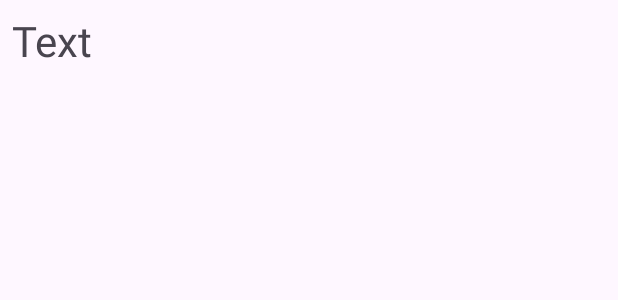
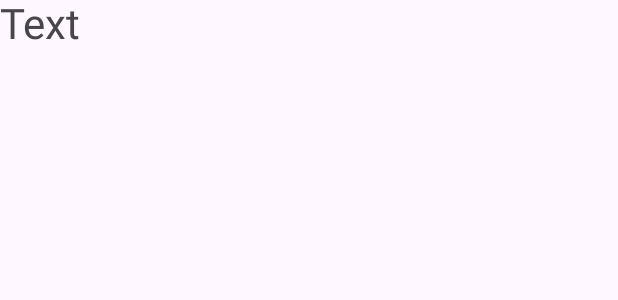
Before and after one commit to Mery-dotcom/HW4.5, an Android app: the layout item_message.xml on its own in the app's theme, with its tools: preview values and no code run, on a phone screen of 412 x 824 dp. Shown: the top 300 px of the screen. Run offline under Robolectric (Android 15) with nearby library versions, the phone set to English and light mode, and no system bars.

Commit message:
Add changes in MessageResponse Add new Fragment Add changes in ChatRepos

```diff
--- a/app/src/main/res/layout/item_message.xml
+++ b/app/src/main/res/layout/item_message.xml
@@ -1,18 +1,16 @@
 <?xml version="1.0" encoding="utf-8"?>
-<androidx.constraintlayout.widget.ConstraintLayout xmlns:android="http://schemas.android.com/apk/res/android"
+<LinearLayout xmlns:android="http://schemas.android.com/apk/res/android"
     android:layout_width="match_parent"
     android:layout_height="match_parent"
     xmlns:tools="http://schemas.android.com/tools"
-    android:padding="8dp"
     xmlns:app="http://schemas.android.com/apk/res-auto">
 
     <TextView
         android:id="@+id/text"
-        app:layout_constraintTop_toTopOf="parent"
         android:textSize="28sp"
         tools:text="Text"
-        android:lineSpacingExtra="0dp"
+        android:includeFontPadding="false"
         android:layout_width="match_parent"
         android:layout_height="wrap_content"/>
 
-</androidx.constraintlayout.widget.ConstraintLayout>
+</LinearLayout>
```
Also changed, not shown: app/src/main/java/com/example/hw45/fragments/MessageFragment.kt (+58 -37 lines), app/src/main/java/com/example/hw45/model/repositories/ChatRepository.kt (+7 -5 lines), app/src/main/java/com/example/hw45/view/adapters/MessageAdapters.kt (+2 -6 lines), app/src/main/java/com/example/hw45/view/viewModel/MessageViewModel.kt (+11 -1 lines).
